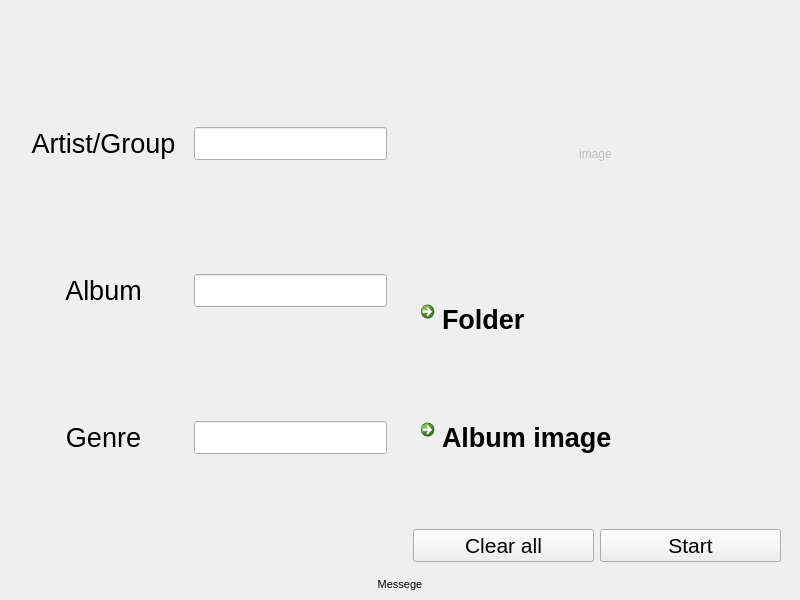
Before: the Qt Designer form front.ui in Ilya7776/id3_tag_editor_by_Ilya, drawn with Qt 5.
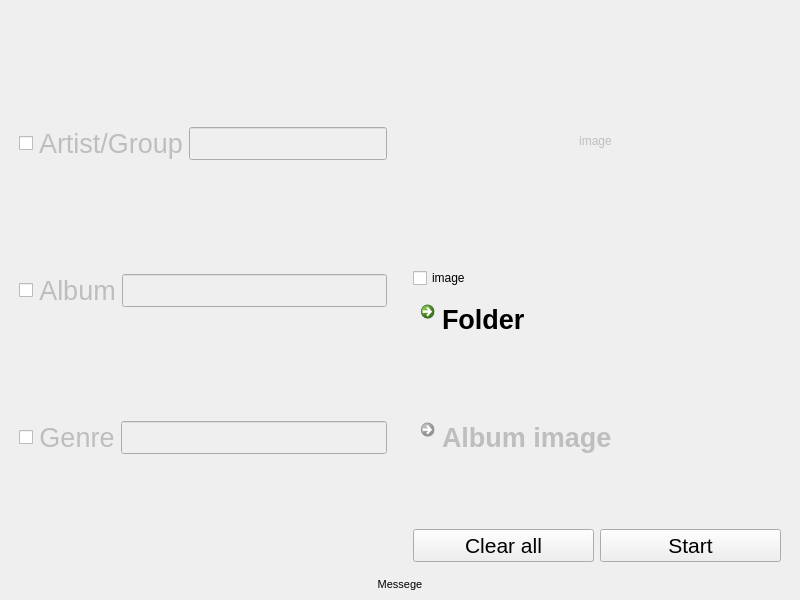
After: the same form once the commit is applied.

Commit message:
tag selection function
added the function of selecting changeable tags

Diff of the .ui file:
```diff
--- a/front.ui
+++ b/front.ui
@@ -33,8 +33,47 @@
         </property>
         <item>
          <layout class="QHBoxLayout" name="horizontalLayout_2">
+          <item>
+           <widget class="QCheckBox" name="check_artist">
+            <property name="sizePolicy">
+             <sizepolicy hsizetype="Maximum" vsizetype="Fixed">
+              <horstretch>0</horstretch>
+              <verstretch>0</verstretch>
+             </sizepolicy>
+            </property>
+            <property name="sizeIncrement">
+             <size>
+              <width>0</width>
+              <height>0</height>
+             </size>
+            </property>
+            <property name="font">
+             <font>
+              <pointsize>14</pointsize>
+             </font>
+            </property>
+            <property name="text">
+             <string/>
+            </property>
+            <property name="iconSize">
+             <size>
+              <width>20</width>
+              <height>20</height>
+             </size>
+            </property>
+           </widget>
+          </item>
           <item>
            <widget class="QLabel" name="label_artist">
+            <property name="enabled">
+             <bool>false</bool>
+            </property>
+            <property name="sizePolicy">
+             <sizepolicy hsizetype="Maximum" vsizetype="Preferred">
+              <horstretch>0</horstretch>
+              <verstretch>0</verstretch>
+             </sizepolicy>
+            </property>
             <property name="font">
              <font>
               <pointsize>20</pointsize>
@@ -50,6 +89,9 @@
           </item>
           <item>
            <widget class="QLineEdit" name="input_artist">
+            <property name="enabled">
+             <bool>false</bool>
+            </property>
             <property name="sizePolicy">
              <sizepolicy hsizetype="Minimum" vsizetype="Fixed">
               <horstretch>0</horstretch>
@@ -67,8 +109,41 @@
         </item>
         <item>
          <layout class="QHBoxLayout" name="horizontalLayout_3">
+          <item>
+           <widget class="QCheckBox" name="check_album">
+            <property name="sizePolicy">
+             <sizepolicy hsizetype="Maximum" vsizetype="Fixed">
+              <horstretch>0</horstretch>
+              <verstretch>0</verstretch>
+             </sizepolicy>
+            </property>
+            <property name="font">
+             <font>
+              <pointsize>14</pointsize>
+             </font>
+            </property>
+            <property name="text">
+             <string/>
+            </property>
+            <property name="iconSize">
+             <size>
+              <width>20</width>
+              <height>20</height>
+             </size>
+            </property>
+           </widget>
+          </item>
           <item>
            <widget class="QLabel" name="label_album">
+            <property name="enabled">
+             <bool>false</bool>
+            </property>
+            <property name="sizePolicy">
+             <sizepolicy hsizetype="Maximum" vsizetype="Preferred">
+              <horstretch>0</horstretch>
+              <verstretch>0</verstretch>
+             </sizepolicy>
+            </property>
             <property name="font">
              <font>
               <pointsize>20</pointsize>
@@ -84,6 +159,9 @@
           </item>
           <item>
            <widget class="QLineEdit" name="input_album">
+            <property name="enabled">
+             <bool>false</bool>
+            </property>
             <property name="sizePolicy">
              <sizepolicy hsizetype="Minimum" vsizetype="Fixed">
               <horstretch>0</horstretch>
@@ -101,8 +179,41 @@
         </item>
         <item>
          <layout class="QHBoxLayout" name="horizontalLayout_4">
+          <item>
+           <widget class="QCheckBox" name="check_genre">
+            <property name="sizePolicy">
+             <sizepolicy hsizetype="Maximum" vsizetype="Fixed">
+              <horstretch>0</horstretch>
+              <verstretch>0</verstretch>
+             </sizepolicy>
+            </property>
+            <property name="font">
+             <font>
+              <pointsize>14</pointsize>
+             </font>
+            </property>
+            <property name="text">
+             <string/>
+            </property>
+            <property name="iconSize">
+             <size>
+              <width>20</width>
+              <height>20</height>
+             </size>
+            </property>
+           </widget>
+          </item>
           <item>
            <widget class="QLabel" name="label_genre">
+            <property name="enabled">
+             <bool>false</bool>
+            </property>
+            <property name="sizePolicy">
+             <sizepolicy hsizetype="Maximum" vsizetype="Preferred">
+              <horstretch>0</horstretch>
+              <verstretch>0</verstretch>
+             </sizepolicy>
+            </property>
             <property name="font">
              <font>
               <pointsize>20</pointsize>
@@ -121,6 +232,9 @@
           </item>
           <item>
            <widget class="QLineEdit" name="input_genre">
+            <property name="enabled">
+             <bool>false</bool>
+            </property>
             <property name="sizePolicy">
              <sizepolicy hsizetype="Minimum" vsizetype="Fixed">
               <horstretch>0</horstretch>
@@ -185,6 +299,16 @@
             </property>
            </widget>
           </item>
+          <item>
+           <widget class="QCheckBox" name="check_image">
+            <property name="enabled">
+             <bool>true</bool>
+            </property>
+            <property name="text">
+             <string>image</string>
+            </property>
+           </widget>
+          </item>
          </layout>
         </item>
         <item>
@@ -204,6 +328,9 @@
           </item>
           <item>
            <widget class="QCommandLinkButton" name="album_image_link">
+            <property name="enabled">
+             <bool>false</bool>
+            </property>
             <property name="font">
              <font>
               <family>Segoe UI</family>
```
The commit also changes 1 other file.
